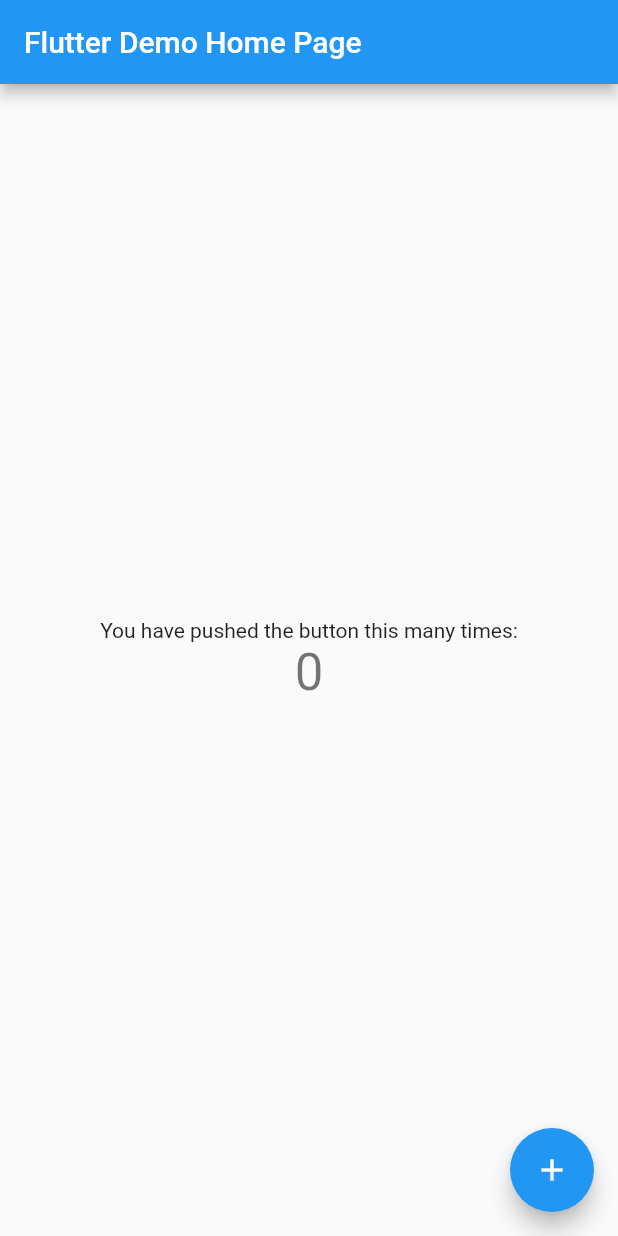
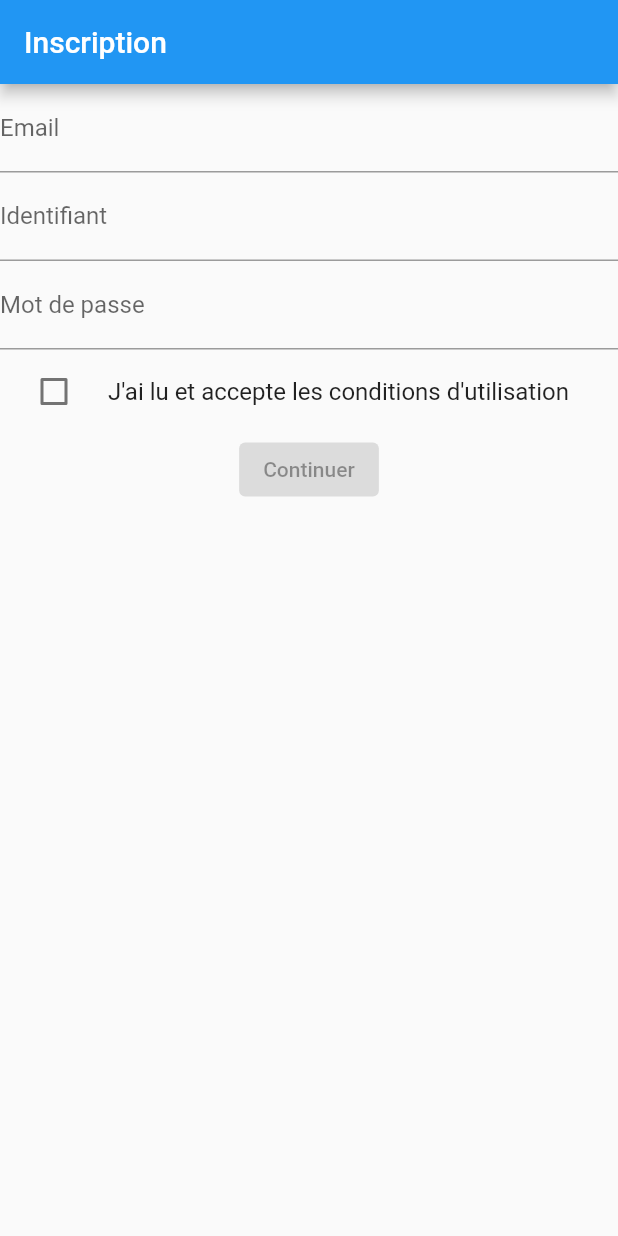
Before and after one commit to Anthony-Amico/squareMobil, a Flutter app: the screen it shows after launch, on a phone screen of 412 x 824 dp. Run offline on Flutter 3.47's test engine with Material 2 defaults, Android fonts, the phone set to English and light mode, and no system bars.

Commit message:
feature creation de compte

```diff
--- a/lib/main.dart
+++ b/lib/main.dart
@@ -1,4 +1,5 @@
 import 'package:flutter/material.dart';
+import 'package:square_mobil/src/Signup.dart';
 
 void main() {
   runApp(const MyApp());
@@ -14,102 +15,10 @@
       title: 'Flutter Demo',
       theme: ThemeData(
         // This is the theme of your application.
-        //
-        // Try running your application with "flutter run". You'll see the
-        // application has a blue toolbar. Then, without quitting the app, try
-        // changing the primarySwatch below to Colors.green and then invoke
-        // "hot reload" (press "r" in the console where you ran "flutter run",
-        // or simply save your changes to "hot reload" in a Flutter IDE).
-        // Notice that the counter didn't reset back to zero; the application
-        // is not restarted.
+
         primarySwatch: Colors.blue,
       ),
-      home: const MyHomePage(title: 'Flutter Demo Home Page'),
+      home: const Signup(),
     );
   }
 }
-
-class MyHomePage extends StatefulWidget {
-  const MyHomePage({super.key, required this.title});
-
-  // This widget is the home page of your application. It is stateful, meaning
-  // that it has a State object (defined below) that contains fields that affect
-  // how it looks.
-
-  // This class is the configuration for the state. It holds the values (in this
-  // case the title) provided by the parent (in this case the App widget) and
-  // used by the build method of the State. Fields in a Widget subclass are
-  // always marked "final".
-
-  final String title;
-
-  @override
-  State<MyHomePage> createState() => _MyHomePageState();
-}
-
-class _MyHomePageState extends State<MyHomePage> {
-  int _counter = 0;
-
-  void _incrementCounter() {
-    setState(() {
-      // This call to setState tells the Flutter framework that something has
-      // changed in this State, which causes it to rerun the build method below
-      // so that the display can reflect the updated values. If we changed
-      // _counter without calling setState(), then the build method would not be
-      // called again, and so nothing would appear to happen.
-      _counter++;
-    });
-  }
-
-  @override
-  Widget build(BuildContext context) {
-    // This method is rerun every time setState is called, for instance as done
-    // by the _incrementCounter method above.
-    //
-    // The Flutter framework has been optimized to make rerunning build methods
-    // fast, so that you can just rebuild anything that needs updating rather
-    // than having to individually change instances of widgets.
-    return Scaffold(
-      appBar: AppBar(
-        // Here we take the value from the MyHomePage object that was created by
-        // the App.build method, and use it to set our appbar title.
-        title: Text(widget.title),
-      ),
-      body: Center(
-        // Center is a layout widget. It takes a single child and positions it
-        // in the middle of the parent.
-        child: Column(
-          // Column is also a layout widget. It takes a list of children and
-          // arranges them vertically. By default, it sizes itself to fit its
-          // children horizontally, and tries to be as tall as its parent.
-          //
-          // Invoke "debug painting" (press "p" in the console, choose the
-          // "Toggle Debug Paint" action from the Flutter Inspector in Android
-          // Studio, or the "Toggle Debug Paint" command in Visual Studio Code)
-          // to see the wireframe for each widget.
-          //
-          // Column has various properties to control how it sizes itself and
-          // how it positions its children. Here we use mainAxisAlignment to
-          // center the children vertically; the main axis here is the vertical
-          // axis because Columns are vertical (the cross axis would be
-          // horizontal).
-          mainAxisAlignment: MainAxisAlignment.center,
-          children: <Widget>[
-            const Text(
-              'You have pushed the button this many times:',
-            ),
-            Text(
-              '$_counter',
-              style: Theme.of(context).textTheme.headlineMedium,
-            ),
-          ],
-        ),
-      ),
-      floatingActionButton: FloatingActionButton(
-        onPressed: _incrementCounter,
-        tooltip: 'Increment',
-        child: const Icon(Icons.add),
-      ), // This trailing comma makes auto-formatting nicer for build methods.
-    );
-  }
-}
--- /dev/null
+++ b/lib/src/Signup.dart
@@ -0,0 +1,138 @@
+import 'package:flutter/material.dart';
+import 'package:http/http.dart' as http;
+import 'dart:convert';
+
+// void main() => runApp(const Signup());
+
+class Signup extends StatelessWidget {
+  const Signup({super.key});
+
+  static const String _title = 'Inscription';
+
+
+  @override
+  Widget build(BuildContext context) {
+    return MaterialApp(
+      title: _title,
+      home: Scaffold(
+        appBar: AppBar(title: const Text(_title)),
+        body: const MyStatefulWidget(),
+      ),
+    );
+  }
+}
+
+class MyStatefulWidget extends StatefulWidget {
+  const MyStatefulWidget({super.key});
+
+  @override
+  State<MyStatefulWidget> createState() => _MyStatefulWidgetState();
+}
+
+class _MyStatefulWidgetState extends State<MyStatefulWidget> {
+  final GlobalKey<FormState> _formKey = GlobalKey<FormState>();
+  bool checked = false;
+  TextEditingController emailController = new TextEditingController();
+  TextEditingController passwordController = new TextEditingController();
+  TextEditingController loginController = new TextEditingController();
+  String login = "";
+  // TextEditingController emailController = new TextEditingController();
+  postData() async{
+    var jsonEncode2 = jsonEncode(<String, String>{
+        "email": emailController.text,
+        "login":loginController.text,
+        "password": passwordController.text
+      });
+    print(jsonEncode2);
+    var response = await http
+        .post(
+      Uri.parse("http://172.22.114.115:8080/api/1/players"),
+      headers: <String, String>{
+        'Content-Type' : 'application/json; charset=UTF-8'
+      },
+      body:jsonEncode2
+    );
+    print(response.body);
+  }
+  @override
+  Widget build(BuildContext context) {
+
+    return Form(
+      key: _formKey,
+
+      child: Column(
+        crossAxisAlignment: CrossAxisAlignment.start,
+        children: <Widget>[
+          TextFormField(
+            controller: emailController,
+            decoration: const InputDecoration(
+              labelText: 'Email',
+              hintText: 'achille@example.com'
+            ),
+
+            validator: (String? value) {
+              if (value == null || value.isEmpty) {
+                return 'Entre quelque chose au moins!';
+              }
+              return null;
+            },
+          ),
+          TextFormField(
+            controller: loginController,
+           // initialValue: login,
+            decoration: const InputDecoration(
+              labelText: 'Identifiant',
+              hintText: 'Achille'
+            ),
+            validator: (String? value){
+              if (value == null || value.isEmpty){
+                return 'On est pas anonymous ici';
+              }
+            },
+            onChanged: (value)=>login=value,
+          ),
+          TextFormField(
+            obscureText: true,
+            controller: passwordController,
+            decoration: const InputDecoration(
+              labelText: 'Mot de passe',
+              hintText: 'azertyuiop'
+            ),
+            validator: (String? value){
+              if (value == null || value.isEmpty){
+                return 'fais un effort ...';
+              }
+            },
+          ),
+          CheckboxListTile(
+            value: checked,
+            controlAffinity: ListTileControlAffinity.leading,
+            onChanged: (bool? value){
+              setState(() {
+                checked = value??false;
+              });
+          },
+              title: Text("J'ai lu et accepte les conditions d'utilisation")),
+
+          Center(
+            // padding: const EdgeInsets.symmetric(vertical: 16.0),
+            child: ElevatedButton(
+              onPressed: !checked?null: () {
+                // Validate will return true if the form is valid, or false if
+                // the form is invalid.
+                if (_formKey.currentState!.validate()) {
+                  if(checked == true){
+                    postData();
+                  } else {
+                    print('CGU non acceptées');
+                  }
+                }
+              },
+              child: const Text('Continuer'),
+            ),
+          ),
+        ],
+      ),
+    );
+  }
+}
--- a/pubspec.yaml
+++ b/pubspec.yaml
@@ -35,7 +35,7 @@
   # The following adds the Cupertino Icons font to your application.
   # Use with the CupertinoIcons class for iOS style icons.
   cupertino_icons: ^1.0.2
-
+  http: any
 dev_dependencies:
   flutter_test:
     sdk: flutter
```
Also changed, not shown: pubspec.lock, 1 other file.
